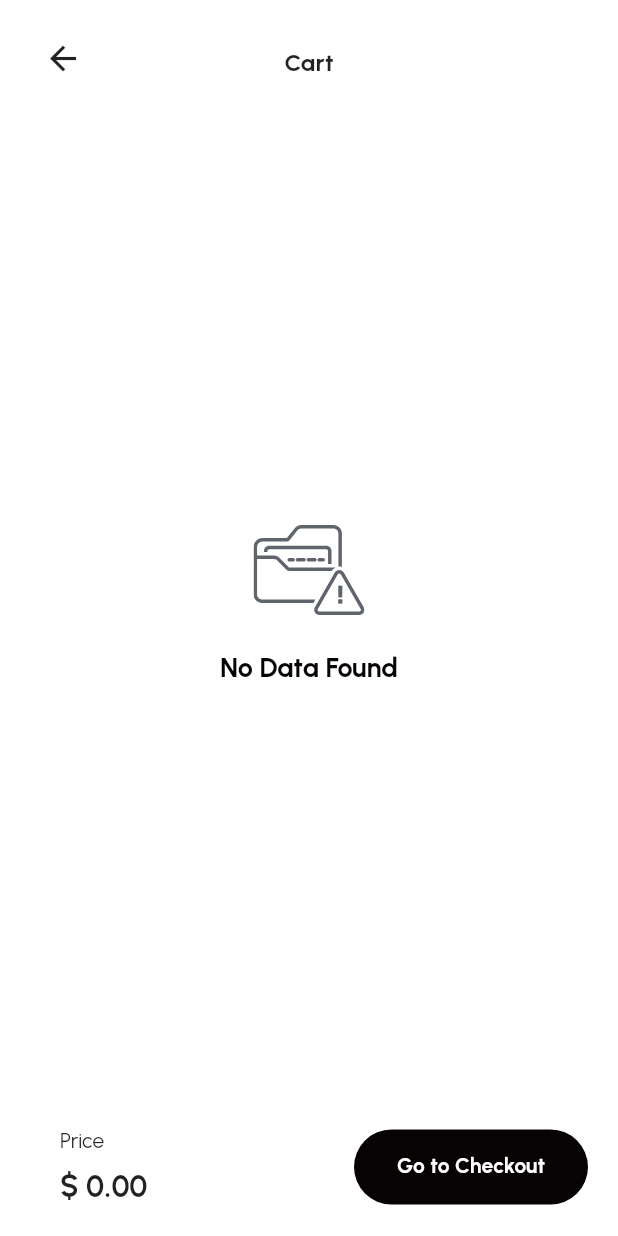
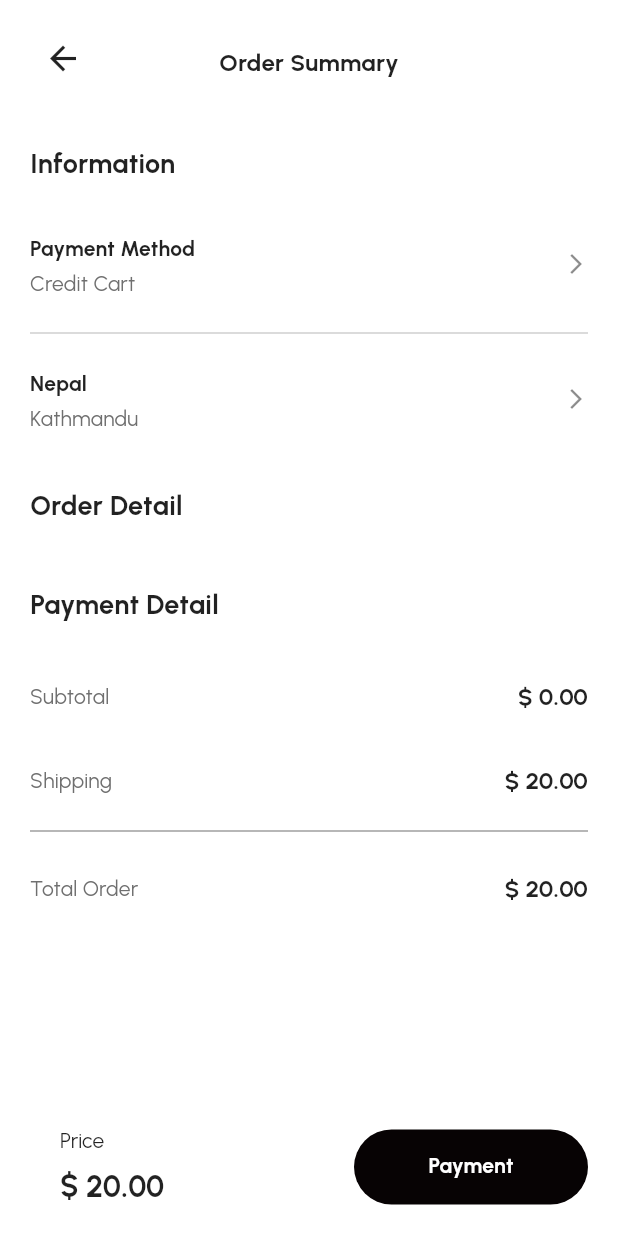
Before and after one commit to Netesh5/Shoesly, a Flutter app: the CartDetailBody screen opened directly, after a tap on "Go to Checkout", on a phone screen of 412 x 824 dp. Run offline on Flutter 3.47's test engine with Material 3 defaults, Android fonts, the phone set to English and light mode, and no system bars; our stand-ins replace bloc, cloud_firestore, dartz, equatable, firebase_core, firebase_storage and 6 more; missing offline and left inert: flutter_pannable_rating_bar; accounts and stored records are empty.

Commit message:
feat: adde oder summary page

```diff
--- a/lib/core/routes/routes.dart
+++ b/lib/core/routes/routes.dart
@@ -4,4 +4,5 @@ class Routes {
   static const String filterScreen = "/filterScreen";
   static const String reviewScreen = "/reviewScreen";
   static const String cartScreen = "/cartScreen";
+  static const String orderSummaryScreen = "/orderSummaryScreen";
 }
--- a/lib/core/routes/routes_generator.dart
+++ b/lib/core/routes/routes_generator.dart
@@ -1,6 +1,8 @@
 import 'package:flutter/material.dart';
 import 'package:priority_soft_ecommerce/core/routes/routes.dart';
+import 'package:priority_soft_ecommerce/features/cart/data/models/cart_model.dart';
 import 'package:priority_soft_ecommerce/features/cart/presentation/pages/cart_view.dart';
+import 'package:priority_soft_ecommerce/features/cart/presentation/pages/order_summary_view.dart';
 
 import 'package:priority_soft_ecommerce/features/homepage/domain/entities/shoes_enity.dart';
 import 'package:priority_soft_ecommerce/features/homepage/presentation/pages/homepage_view.dart';
@@ -28,6 +30,12 @@ class RouteGenerator {
         return MaterialPageRoute(
           builder: (context) => const CartDetailView(),
         );
+      case Routes.orderSummaryScreen:
+        return MaterialPageRoute(
+          builder: (context) => OrderSummaryView(
+            cartModel: setting.arguments as List<CartModel>,
+          ),
+        );
 
       default:
         return MaterialPageRoute(builder: (context) => const HomePageView());
--- /dev/null
+++ b/lib/features/cart/presentation/pages/order_summary_view.dart
@@ -0,0 +1,14 @@
+import 'package:flutter/material.dart';
+import 'package:priority_soft_ecommerce/features/cart/data/models/cart_model.dart';
+import 'package:priority_soft_ecommerce/features/cart/presentation/widgets/order_summary_body.dart';
+
+class OrderSummaryView extends StatelessWidget {
+  const OrderSummaryView({super.key, required this.cartModel});
+  final List<CartModel> cartModel;
+  @override
+  Widget build(BuildContext context) {
+    return OrderSummaryBody(
+      cartModel: cartModel,
+    );
+  }
+}
--- a/lib/features/cart/presentation/widgets/cart_detail_body.dart
+++ b/lib/features/cart/presentation/widgets/cart_detail_body.dart
@@ -4,12 +4,14 @@ import 'package:flutter_bloc/flutter_bloc.dart';
 import 'package:flutter_slidable/flutter_slidable.dart';
 import 'package:priority_soft_ecommerce/core/cubit/common_state.dart';
 import 'package:priority_soft_ecommerce/core/extension/string_extension.dart';
+import 'package:priority_soft_ecommerce/core/navigation/navigation_service.dart';
+import 'package:priority_soft_ecommerce/core/routes/routes.dart';
 import 'package:priority_soft_ecommerce/core/themes/app_colors.dart';
 import 'package:priority_soft_ecommerce/core/themes/app_text.dart';
 import 'package:priority_soft_ecommerce/core/utils/calculate_total.dart';
 import 'package:priority_soft_ecommerce/core/widgets/custom_app_bar.dart';
 import 'package:priority_soft_ecommerce/core/widgets/custom_navigation_bar.dart';
-import 'package:priority_soft_ecommerce/core/widgets/loading_widget.dart';
+
 import 'package:priority_soft_ecommerce/core/widgets/no_data_widget.dart';
 import 'package:priority_soft_ecommerce/features/cart/data/models/cart_model.dart';
 import 'package:priority_soft_ecommerce/features/cart/presentation/cubit/delete_cart_item_cubit.dart';
@@ -30,6 +32,7 @@ class _CartDetailBodyState extends State<CartDetailBody> {
     super.initState();
   }
 
+  List<CartModel> intitalData = [];
   double totalPrice = 0.0;
   @override
   Widget build(BuildContext context) {
@@ -53,7 +56,9 @@ class _CartDetailBodyState extends State<CartDetailBody> {
               if (state.data.isNotEmpty) {
                 return ListView.builder(
                   itemBuilder: (context, index) {
+                    intitalData.clear();
                     final data = state.data[index];
+                    intitalData.addAll(state.data);
                     return Slidable(
                       endActionPane:
                           ActionPane(motion: const ScrollMotion(), children: [
@@ -87,7 +92,10 @@ class _CartDetailBodyState extends State<CartDetailBody> {
           horizontal: 20,
         ),
         child: BottomNavigationBarWithButton(
-          onChanged: () {},
+          onChanged: () {
+            NavigationService.pushNamed(
+                routeName: Routes.orderSummaryScreen, args: intitalData);
+          },
           title: "Go to Checkout",
           textStyle:
               AppTextStyle.heading300.copyWith(color: AppColors.primarylight),
--- a/lib/features/cart/presentation/widgets/cart_success_bottomsheet.dart
+++ b/lib/features/cart/presentation/widgets/cart_success_bottomsheet.dart
@@ -20,7 +20,7 @@ successBottomSheet(
 }
 
 class _SuccessBottomSheet extends StatelessWidget {
-  const _SuccessBottomSheet({super.key});
+  const _SuccessBottomSheet();
 
   @override
   Widget build(BuildContext context) {
@@ -77,7 +77,8 @@ class _SuccessBottomSheet extends StatelessWidget {
                     EdgeInsets.symmetric(vertical: 12.hp, horizontal: 35.wp),
                 fillColor: AppColors.primaryDark,
                 onPressed: () {
-                  NavigationService.pushNamed(routeName: Routes.cartScreen);
+                  NavigationService.popAndPushNamed(
+                      routeName: Routes.cartScreen);
                 },
               )
             ],
--- /dev/null
+++ b/lib/features/cart/presentation/widgets/order_summary_body.dart
@@ -0,0 +1,189 @@
+import 'package:flutter/material.dart';
+import 'package:priority_soft_ecommerce/core/extension/string_extension.dart';
+import 'package:priority_soft_ecommerce/core/navigation/navigation_service.dart';
+import 'package:priority_soft_ecommerce/core/routes/routes.dart';
+import 'package:priority_soft_ecommerce/core/themes/app_colors.dart';
+import 'package:priority_soft_ecommerce/core/themes/app_text.dart';
+import 'package:priority_soft_ecommerce/core/utils/calculate_total.dart';
+import 'package:priority_soft_ecommerce/core/widgets/custom_app_bar.dart';
+import 'package:priority_soft_ecommerce/core/widgets/custom_navigation_bar.dart';
+import 'package:priority_soft_ecommerce/features/cart/data/models/cart_model.dart';
+
+class OrderSummaryBody extends StatelessWidget {
+  const OrderSummaryBody({super.key, required this.cartModel});
+  final List<CartModel> cartModel;
+
+  @override
+  Widget build(BuildContext context) {
+    final totalPrice = calculateTotalPrice(cartModel);
+    return Scaffold(
+      appBar: const CustomAppBar(
+        title: "Order Summary",
+        centerMiddle: true,
+        showShadow: false,
+      ),
+      body: Padding(
+        padding: const EdgeInsets.all(20),
+        child: SingleChildScrollView(
+          child: Column(
+            crossAxisAlignment: CrossAxisAlignment.start,
+            children: [
+              Text(
+                "Information",
+                style: AppTextStyle.headline500,
+              ),
+              const SizedBox(
+                height: 20,
+              ),
+              ListTile(
+                contentPadding: EdgeInsets.zero,
+                title: Text("Payment Method", style: AppTextStyle.heading300),
+                subtitle: Text("Credit Cart",
+                    style: AppTextStyle.bodytext200
+                        .copyWith(color: AppColors.primarylight400)),
+                trailing: const Icon(
+                  Icons.arrow_forward_ios_sharp,
+                  size: 16,
+                ),
+              ),
+              const SizedBox(
+                height: 2,
+              ),
+              Divider(
+                color: AppColors.primarylight300,
+              ),
+              ListTile(
+                contentPadding: EdgeInsets.zero,
+                title: Text("Nepal", style: AppTextStyle.heading300),
+                subtitle: Text("Kathmandu",
+                    style: AppTextStyle.bodytext200
+                        .copyWith(color: AppColors.primarylight400)),
+                trailing: const Icon(
+                  Icons.arrow_forward_ios_sharp,
+                  size: 16,
+                ),
+              ),
+              const SizedBox(
+                height: 20,
+              ),
+              Text(
+                "Order Detail",
+                style: AppTextStyle.headline500,
+              ),
+              const SizedBox(
+                height: 20,
+              ),
+              ...List.generate(
+                  cartModel.length,
+                  (index) => OrderDetailWidget(
+                        title: cartModel[index].name,
+                        subTitle:
+                            "${cartModel[index].brand}  ${cartModel[index].color}  ${cartModel[index].size}  ${cartModel[index].qty}",
+                        price: cartModel[index].rate,
+                      )),
+              const SizedBox(
+                height: 20,
+              ),
+              Text(
+                "Payment Detail",
+                style: AppTextStyle.headline500,
+              ),
+              const SizedBox(
+                height: 20,
+              ),
+              ListTile(
+                  contentPadding: EdgeInsets.zero,
+                  title: Text("Subtotal",
+                      style: AppTextStyle.bodytext200
+                          .copyWith(color: AppColors.primarylight400)),
+                  trailing: Text(
+                    totalPrice.toString().priceForm,
+                    style: AppTextStyle.headline400,
+                  )),
+              ListTile(
+                  contentPadding: EdgeInsets.zero,
+                  title: Text("Shipping",
+                      style: AppTextStyle.bodytext200
+                          .copyWith(color: AppColors.primarylight400)),
+                  trailing: Text(
+                    "20".priceForm,
+                    style: AppTextStyle.headline400,
+                  )),
+              Divider(
+                color: AppColors.primarylight400,
+              ),
+              ListTile(
+                  contentPadding: EdgeInsets.zero,
+                  title: Text("Total Order",
+                      style: AppTextStyle.bodytext200
+                          .copyWith(color: AppColors.primarylight400)),
+                  trailing: Text(
+                    (totalPrice + 20).toString().priceForm,
+                    style: AppTextStyle.headline400,
+                  )),
+            ],
+          ),
+        ),
+      ),
+      bottomNavigationBar: Padding(
+        padding: const EdgeInsets.symmetric(
+          horizontal: 20,
+        ),
+        child: BottomNavigationBarWithButton(
+          onChanged: () {
+            NavigationService.pushNamed(
+              routeName: Routes.orderSummaryScreen,
+            );
+          },
+          title: "Payment",
+          textStyle:
+              AppTextStyle.heading300.copyWith(color: AppColors.primarylight),
+          prefix: Column(
+            crossAxisAlignment: CrossAxisAlignment.start,
+            children: [
+              const Text("Price"),
+              const SizedBox(
+                height: 5,
+              ),
+              Text(
+                (totalPrice + 20).toString().priceForm,
+                style: AppTextStyle.headline600,
+              )
+            ],
+          ),
+        ),
+      ),
+    );
+  }
+}
+
+class OrderDetailWidget extends StatelessWidget {
+  const OrderDetailWidget(
+      {super.key,
+      required this.title,
+      required this.subTitle,
+      required this.price});
+  final String title;
+  final String subTitle;
+  final String price;
+  @override
+  Widget build(BuildContext context) {
+    return ListTile(
+      contentPadding: EdgeInsets.zero,
+      title: Text(
+        title,
+        style: AppTextStyle.headline400,
+      ),
+      subtitle: Text(
+        subTitle,
+        style:
+            AppTextStyle.bodytext200.copyWith(color: AppColors.primarylight400),
+      ),
+      trailing: Column(
+        mainAxisAlignment: MainAxisAlignment.start,
+        mainAxisSize: MainAxisSize.min,
+        children: [Text(price, style: AppTextStyle.heading300)],
+      ),
+    );
+  }
+}
```
